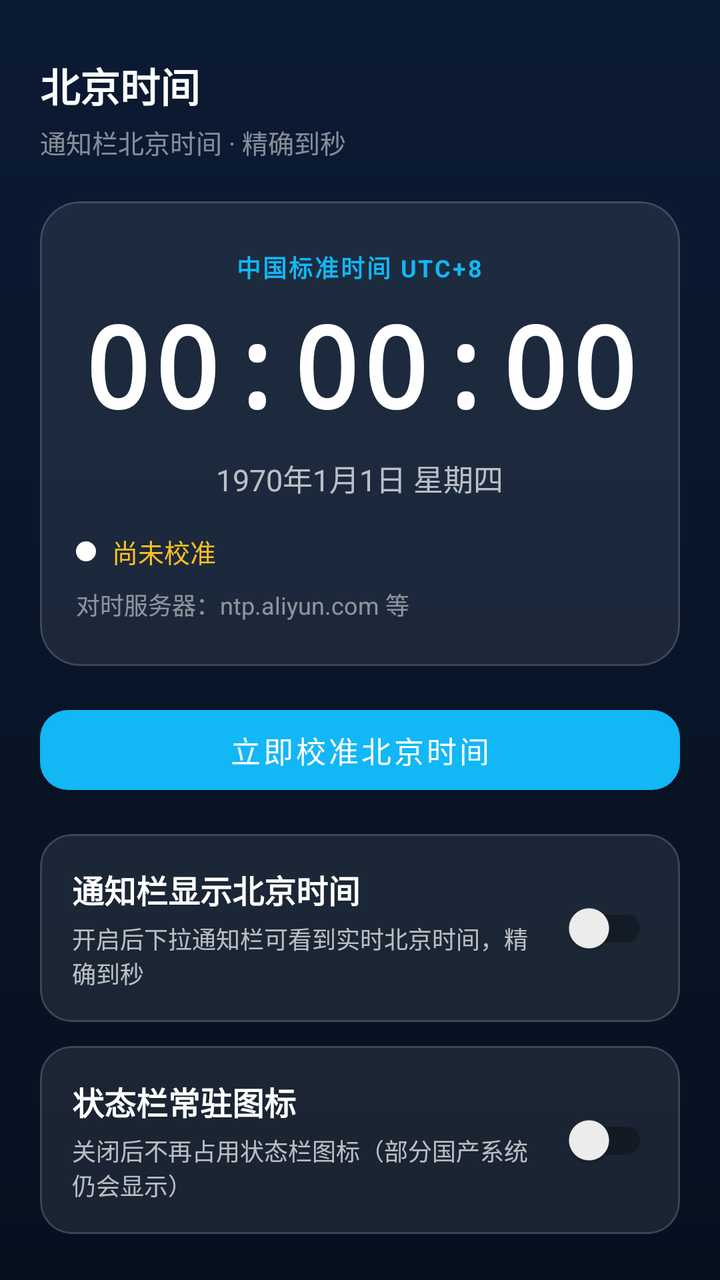
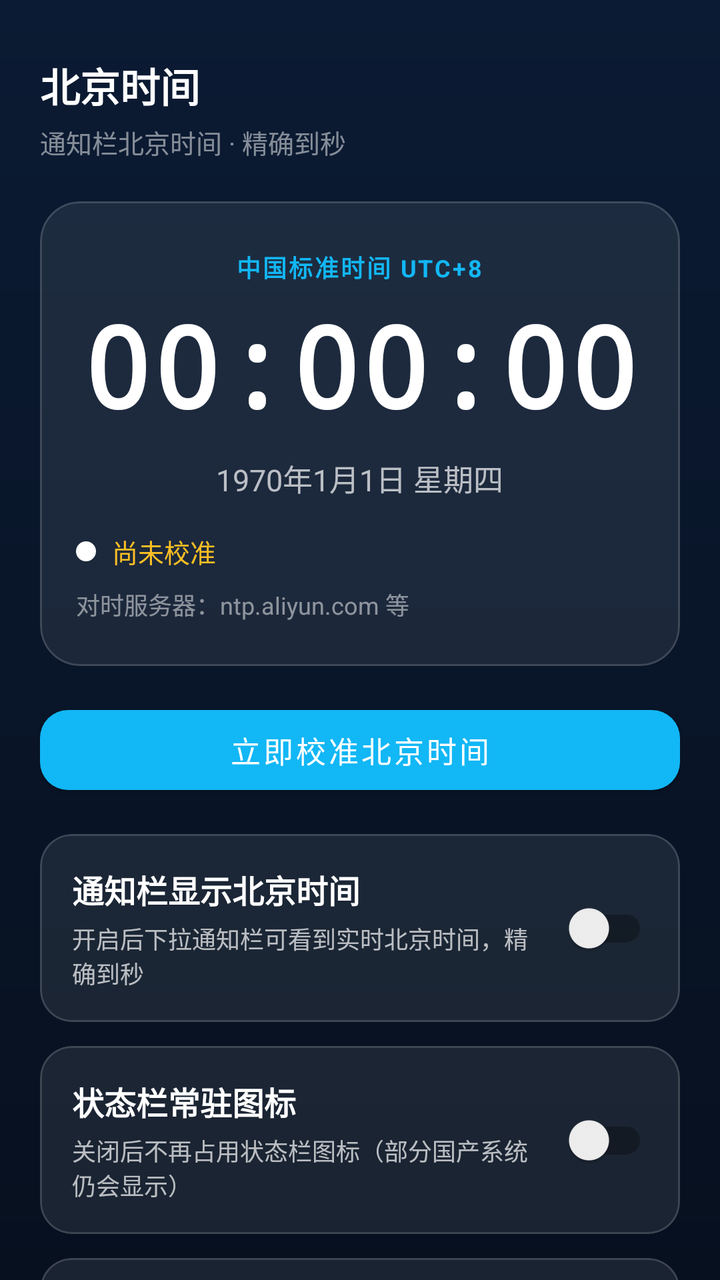

Two renders of the same Android screen: before a commit and after it. Below are the layout's source before the change and the commit's diff.
<!-- AndroidManifest.xml: application theme Theme.BeijingClock -->
<!-- res/layout/activity_main.xml -->
<?xml version="1.0" encoding="utf-8"?>
<androidx.core.widget.NestedScrollView xmlns:android="http://schemas.android.com/apk/res/android"
    xmlns:app="http://schemas.android.com/apk/res-auto"
    android:layout_width="match_parent"
    android:layout_height="match_parent"
    android:background="@drawable/bg_main"
    android:fillViewport="true">

    <LinearLayout
        android:layout_width="match_parent"
        android:layout_height="wrap_content"
        android:orientation="vertical"
        android:paddingLeft="20dp"
        android:paddingTop="28dp"
        android:paddingRight="20dp"
        android:paddingBottom="28dp">

        
        <TextView
            android:layout_width="wrap_content"
            android:layout_height="wrap_content"
            android:text="@string/app_name"
            android:textColor="@color/text_primary"
            android:textSize="20sp"
            android:textStyle="bold" />

        <TextView
            android:layout_width="wrap_content"
            android:layout_height="wrap_content"
            android:layout_marginTop="4dp"
            android:text="@string/app_subtitle"
            android:textColor="@color/text_tertiary"
            android:textSize="13sp" />

        
        <com.google.android.material.card.MaterialCardView
            android:layout_width="match_parent"
            android:layout_height="wrap_content"
            android:layout_marginTop="20dp"
            app:cardBackgroundColor="@color/card_bg"
            app:cardCornerRadius="20dp"
            app:cardElevation="0dp"
            app:strokeColor="@color/card_stroke"
            app:strokeWidth="1dp">

            <LinearLayout
                android:layout_width="match_parent"
                android:layout_height="wrap_content"
                android:gravity="center_horizontal"
                android:orientation="vertical"
                android:paddingTop="24dp"
                android:paddingBottom="22dp">

                <TextView
                    android:id="@+id/text_zone"
                    android:layout_width="wrap_content"
                    android:layout_height="wrap_content"
                    android:letterSpacing="0.08"
                    android:text="@string/zone_label"
                    android:textColor="@color/accent"
                    android:textSize="12sp"
                    android:textStyle="bold" />

                <TextView
                    android:id="@+id/text_time"
                    android:layout_width="match_parent"
                    android:layout_height="wrap_content"
                    android:layout_marginTop="10dp"
                    android:fontFamily="monospace"
                    android:gravity="center"
                    android:includeFontPadding="false"
                    android:letterSpacing="0.02"
                    android:text="00:00:00"
                    android:textColor="@color/text_primary"
                    android:textSize="56sp"
                    android:textStyle="bold" />

                <TextView
                    android:id="@+id/text_date"
                    android:layout_width="wrap_content"
                    android:layout_height="wrap_content"
                    android:layout_marginTop="10dp"
                    android:text="1970年1月1日 星期四"
                    android:textColor="@color/text_secondary"
                    android:textSize="15sp" />

                
                <LinearLayout
                    android:layout_width="match_parent"
                    android:layout_height="wrap_content"
                    android:layout_marginTop="16dp"
                    android:gravity="center_vertical"
                    android:orientation="horizontal"
                    android:paddingLeft="18dp"
                    android:paddingRight="18dp">

                    <ImageView
                        android:id="@+id/dot_status"
                        android:layout_width="10dp"
                        android:layout_height="10dp"
                        android:background="@drawable/dot_status"
                        android:contentDescription="@null" />

                    <TextView
                        android:id="@+id/text_status"
                        android:layout_width="0dp"
                        android:layout_height="wrap_content"
                        android:layout_marginLeft="8dp"
                        android:layout_weight="1"
                        android:text="尚未校准"
                        android:textColor="@color/status_warning"
                        android:textSize="13sp" />
                </LinearLayout>

                <TextView
                    android:id="@+id/text_server"
                    android:layout_width="match_parent"
                    android:layout_height="wrap_content"
                    android:layout_marginTop="8dp"
                    android:paddingLeft="18dp"
                    android:paddingRight="18dp"
                    android:text="对时服务器：ntp.aliyun.com 等"
                    android:textColor="@color/text_tertiary"
                    android:textSize="12sp" />

                <TextView
                    android:id="@+id/text_detail"
                    android:layout_width="match_parent"
                    android:layout_height="wrap_content"
                    android:layout_marginTop="6dp"
                    android:paddingLeft="18dp"
                    android:paddingRight="18dp"
                    android:textColor="@color/status_error"
                    android:textSize="12sp"
                    android:visibility="gone" />
            </LinearLayout>
        </com.google.android.material.card.MaterialCardView>

        
        <com.google.android.material.button.MaterialButton
            android:id="@+id/button_sync"
            android:layout_width="match_parent"
            android:layout_height="52dp"
            android:layout_marginTop="16dp"
            android:text="立即校准北京时间"
            android:textColor="#FFFFFFFF"
            android:textSize="15sp"
            app:backgroundTint="@color/accent"
            app:cornerRadius="14dp" />

        
        <com.google.android.material.card.MaterialCardView
            android:id="@+id/card_service"
            android:layout_width="match_parent"
            android:layout_height="wrap_content"
            android:layout_marginTop="16dp"
            app:cardBackgroundColor="@color/card_bg"
            app:cardCornerRadius="16dp"
            app:cardElevation="0dp"
            app:strokeColor="@color/card_stroke"
            app:strokeWidth="1dp">

            <LinearLayout
                android:layout_width="match_parent"
                android:layout_height="wrap_content"
                android:gravity="center_vertical"
                android:orientation="horizontal"
                android:padding="16dp">

                <LinearLayout
                    android:layout_width="0dp"
                    android:layout_height="wrap_content"
                    android:layout_weight="1"
                    android:orientation="vertical">

                    <TextView
                        android:layout_width="wrap_content"
                        android:layout_height="wrap_content"
                        android:text="通知栏显示北京时间"
                        android:textColor="@color/text_primary"
                        android:textSize="16sp"
                        android:textStyle="bold" />

                    <TextView
                        android:layout_width="match_parent"
                        android:layout_height="wrap_content"
                        android:layout_marginTop="4dp"
                        android:text="开启后下拉通知栏可看到实时北京时间，精确到秒"
                        android:textColor="@color/text_secondary"
                        android:textSize="12sp" />
                </LinearLayout>

                <androidx.appcompat.widget.SwitchCompat
                    android:id="@+id/switch_service"
                    android:layout_width="wrap_content"
                    android:layout_height="wrap_content"
                    android:layout_marginLeft="12dp" />
            </LinearLayout>
        </com.google.android.material.card.MaterialCardView>

        
        <com.google.android.material.card.MaterialCardView
            android:id="@+id/card_icon"
            android:layout_width="match_parent"
            android:layout_height="wrap_content"
            android:layout_marginTop="12dp"
            app:cardBackgroundColor="@color/card_bg"
            app:cardCornerRadius="16dp"
            app:cardElevation="0dp"
            app:strokeColor="@color/card_stroke"
            app:strokeWidth="1dp">

            <LinearLayout
                android:layout_width="match_parent"
                android:layout_height="wrap_content"
                android:gravity="center_vertical"
                android:orientation="horizontal"
                android:padding="16dp">

                <LinearLayout
                    android:layout_width="0dp"
                    android:layout_height="wrap_content"
                    android:layout_weight="1"
                    android:orientation="vertical">

                    <TextView
                        android:layout_width="wrap_content"
                        android:layout_height="wrap_content"
                        android:text="状态栏常驻图标"
                        android:textColor="@color/text_primary"
                        android:textSize="16sp"
                        android:textStyle="bold" />

                    <TextView
                        android:layout_width="match_parent"
                        android:layout_height="wrap_content"
                        android:layout_marginTop="4dp"
                        android:text="关闭后不再占用状态栏图标（部分国产系统仍会显示）"
                        android:textColor="@color/text_secondary"
                        android:textSize="12sp" />
                </LinearLayout>

                <androidx.appcompat.widget.SwitchCompat
                    android:id="@+id/switch_icon"
                    android:layout_width="wrap_content"
                    android:layout_height="wrap_content"
                    android:layout_marginLeft="12dp" />
            </LinearLayout>
        </com.google.android.material.card.MaterialCardView>

        
        <LinearLayout
            android:layout_width="match_parent"
            android:layout_height="wrap_content"
            android:layout_marginTop="18dp"
            android:orientation="horizontal">

            <com.google.android.material.button.MaterialButton
                android:id="@+id/button_settings"
                style="@style/Widget.MaterialComponents.Button.OutlinedButton"
                android:layout_width="0dp"
                android:layout_height="46dp"
                android:layout_weight="1"
                android:text="后台 / 通知设置"
                android:textColor="@color/text_primary"
                android:textSize="14sp"
                app:cornerRadius="12dp"
                app:strokeColor="@color/card_stroke" />

            <com.google.android.material.button.MaterialButton
                android:id="@+id/button_info"
                style="@style/Widget.MaterialComponents.Button.OutlinedButton"
                android:layout_width="0dp"
                android:layout_height="46dp"
                android:layout_marginLeft="12dp"
                android:layout_weight="1"
                android:text="使用说明"
                android:textColor="@color/text_primary"
                android:textSize="14sp"
                app:cornerRadius="12dp"
                app:strokeColor="@color/card_stroke" />
        </LinearLayout>

        <TextView
            android:layout_width="match_parent"
            android:layout_height="wrap_content"
            android:layout_marginTop="18dp"
            android:gravity="center"
            android:text="时区固定为 Asia/Shanghai（UTC+8），与手机系统时区无关"
            android:textColor="@color/text_tertiary"
            android:textSize="11sp" />
    </LinearLayout>
</androidx.core.widget.NestedScrollView>
<!-- resources referenced by this layout -->
<resources>
  <color name="accent">#FF12B7F5</color>
  <color name="card_bg">#14FFFFFF</color>
  <color name="card_stroke">#26FFFFFF</color>
  <color name="status_error">#FFF87171</color>
  <color name="status_warning">#FFFBBF24</color>
  <color name="text_primary">#FFFFFFFF</color>
  <color name="text_secondary">#B3FFFFFF</color>
  <color name="text_tertiary">#80FFFFFF</color>
  <!-- drawable bg_main (drawable) -->
  <?xml version="1.0" encoding="utf-8"?>
  <shape xmlns:android="http://schemas.android.com/apk/res/android"
      android:shape="rectangle">
      <gradient
          android:angle="270"
          android:startColor="@color/bg_top"
          android:endColor="@color/bg_bottom"
          android:type="linear" />
  </shape>
  <!-- drawable dot_status (drawable) -->
  <?xml version="1.0" encoding="utf-8"?>
  <shape xmlns:android="http://schemas.android.com/apk/res/android"
      android:shape="oval">
      <solid android:color="@color/dot_placeholder" />
      <size
          android:width="10dp"
          android:height="10dp" />
  </shape>
  <string name="app_name">北京时间</string>
  <string name="app_subtitle">通知栏北京时间 · 精确到秒</string>
  <string name="zone_label">中国标准时间 UTC+8</string>
  <style name="Theme.BeijingClock" parent="Theme.MaterialComponents.DayNight.NoActionBar">
          <item name="colorPrimary">@color/accent</item>
          <item name="colorPrimaryVariant">@color/accent_dark</item>
          <item name="colorOnPrimary">#FFFFFFFF</item>
          <item name="colorSecondary">@color/accent</item>
          <item name="colorSecondaryVariant">@color/accent_dark</item>
          <item name="colorOnSecondary">#FFFFFFFF</item>
          <item name="colorAccent">@color/accent</item>
          <item name="colorSurface">@color/bg_top</item>
          <item name="colorOnSurface">@color/text_primary</item>
          <item name="android:windowBackground">@color/bg_bottom</item>
          <item name="android:statusBarColor">@color/bg_top</item>
          <item name="android:navigationBarColor">@color/bg_bottom</item>
          <item name="android:textColorPrimary">@color/text_primary</item>
          <item name="android:textColorSecondary">@color/text_secondary</item>
      </style>
  <color name="bg_top">#FF0B1B33</color>
  <color name="bg_bottom">#FF07101F</color>
  <color name="dot_placeholder">#FFFFFFFF</color>
  <color name="accent_dark">#FF0A84C4</color>
</resources>

<!-- the commit's change to res/layout/activity_main.xml (unified diff, before → after) -->
@@ -247,6 +247,67 @@
                     android:layout_marginLeft="12dp" />
             </LinearLayout>
         </com.google.android.material.card.MaterialCardView>
+
+        
+        <com.google.android.material.card.MaterialCardView
+            android:id="@+id/card_persist"
+            android:layout_width="match_parent"
+            android:layout_height="wrap_content"
+            android:layout_marginTop="12dp"
+            app:cardBackgroundColor="@color/card_bg"
+            app:cardCornerRadius="16dp"
+            app:cardElevation="0dp"
+            app:strokeColor="@color/card_stroke"
+            app:strokeWidth="1dp">
+
+            <LinearLayout
+                android:layout_width="match_parent"
+                android:layout_height="wrap_content"
+                android:gravity="center_vertical"
+                android:orientation="horizontal"
+                android:padding="16dp">
+
+                <LinearLayout
+                    android:layout_width="0dp"
+                    android:layout_height="wrap_content"
+                    android:layout_weight="1"
+                    android:orientation="vertical">
+
+                    <TextView
+                        android:layout_width="wrap_content"
+                        android:layout_height="wrap_content"
+                        android:text="退出后仍然显示"
+                        android:textColor="@color/text_primary"
+                        android:textSize="16sp"
+                        android:textStyle="bold" />
+
+                    <TextView
+                        android:layout_width="match_parent"
+                        android:layout_height="wrap_content"
+                        android:layout_marginTop="4dp"
+                        android:text="开启后从最近任务划掉本应用，通知栏的时间不会消失；关闭则随应用一起退出"
+                        android:textColor="@color/text_secondary"
+                        android:textSize="12sp" />
+                </LinearLayout>
+
+                <androidx.appcompat.widget.SwitchCompat
+                    android:id="@+id/switch_persist"
+                    android:layout_width="wrap_content"
+                    android:layout_height="wrap_content"
+                    android:layout_marginLeft="12dp" />
+            </LinearLayout>
+        </com.google.android.material.card.MaterialCardView>
+
+        
+        <TextView
+            android:id="@+id/text_runtime_state"
+            android:layout_width="match_parent"
+            android:layout_height="wrap_content"
+            android:layout_marginTop="12dp"
+            android:paddingLeft="4dp"
+            android:paddingRight="4dp"
+            android:textColor="@color/text_secondary"
+            android:textSize="12sp" />
 
         
         <LinearLayout
